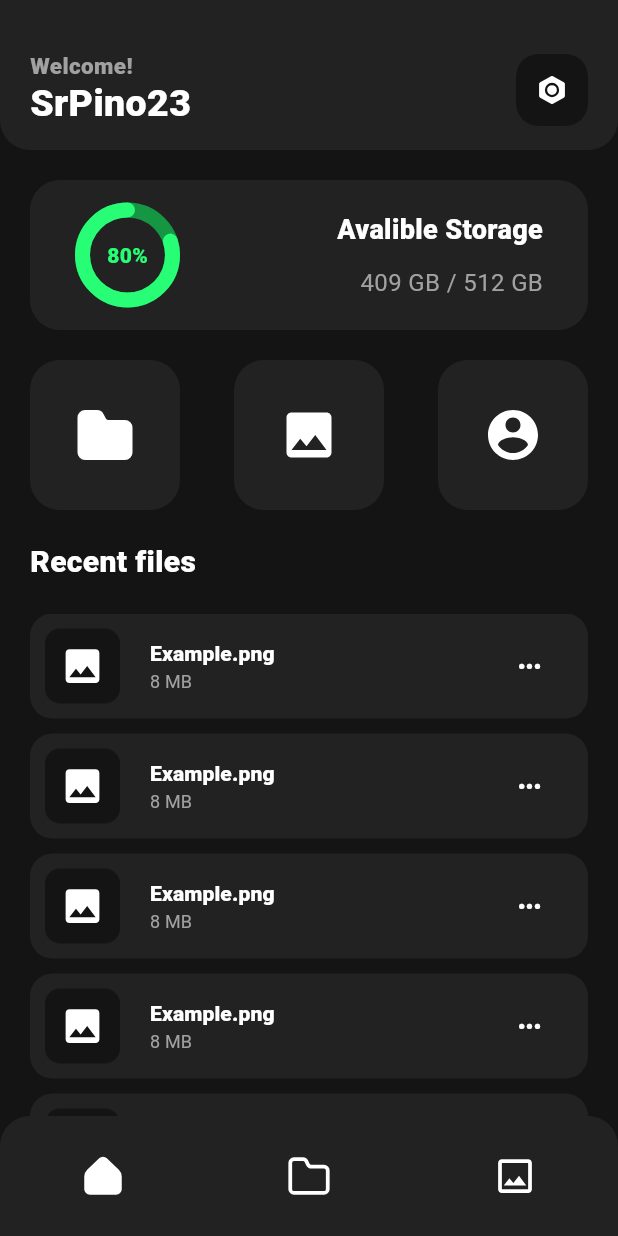
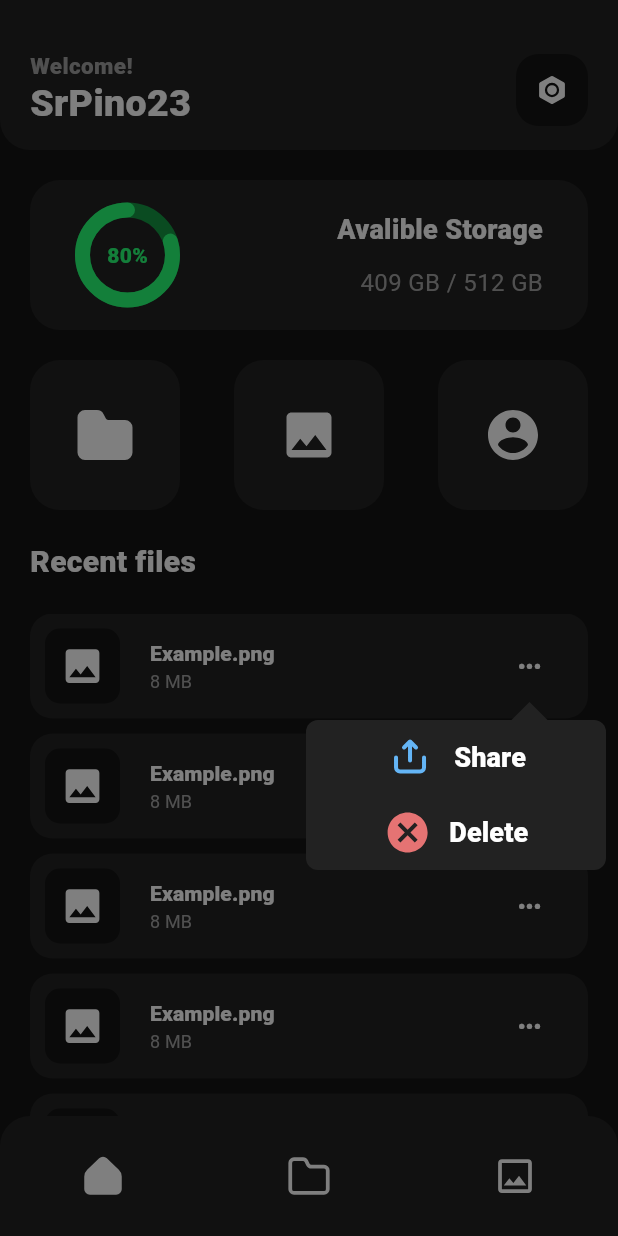
Before and after one commit to srpino23/PinoTech-Cloud-App, a Flutter app: the screen it shows after launch, after a tap on "•••", on a phone screen of 412 x 824 dp. Run offline on Flutter 3.47's test engine with Material 3 defaults, Android fonts, the phone set to English and light mode, and no system bars; our stand-ins replace flutter_svg, popover; project files that could hold a hidden picture were left out.

Commit message:
Cambio de PopUp

```diff
--- a/lib/components/FileItem.dart
+++ b/lib/components/FileItem.dart
@@ -1,5 +1,6 @@
 import 'package:flutter/material.dart';
 import 'package:flutter_svg/flutter_svg.dart';
+import 'package:popover/popover.dart';
 
 class FileItem extends StatelessWidget {
   @override
@@ -75,8 +76,102 @@ class FileItem extends StatelessWidget {
               Container(
                 width: 48,
                 height: 48,
+                child: Builder(
+                  builder: (context) => ElevatedButton(
+                    onPressed: () {
+                      showPopover(
+                        context: context,
+                        backgroundColor: Color(0xFF222222),
+                        direction: PopoverDirection.bottom,
+                        bodyBuilder: (context) => Column(
+                          mainAxisSize: MainAxisSize.min,
+                          children: [
+                            Container(
+                              height: 50,
+                              width: 120,
                               child: ElevatedButton(
                                 onPressed: () {},
+                                style: ElevatedButton.styleFrom(
+                                  backgroundColor: Colors.transparent,
+                                  shadowColor: Colors.transparent,
+                                  padding: EdgeInsets.zero,
+                                  shape: RoundedRectangleBorder(
+                                    borderRadius: BorderRadius.circular(8),
+                                  ),
+                                ),
+                                child: Row(
+                                  mainAxisAlignment:
+                                      MainAxisAlignment.spaceEvenly,
+                                  crossAxisAlignment: CrossAxisAlignment.center,
+                                  children: [
+                                    Container(
+                                      width: 32,
+                                      height: 32,
+                                      child: SvgPicture.asset(
+                                        'assets/share.svg',
+                                        colorFilter: ColorFilter.mode(
+                                          Colors.blue.shade300,
+                                          BlendMode.srcIn,
+                                        ),
+                                      ),
+                                    ),
+                                    Text(
+                                      "Share",
+                                      style: TextStyle(
+                                        color: Colors.white,
+                                        fontSize: 18,
+                                        fontWeight: FontWeight.w900,
+                                      ),
+                                    ),
+                                  ],
+                                ),
+                              ),
+                            ),
+                            Container(
+                              height: 50,
+                              width: 120,
+                              child: ElevatedButton(
+                                onPressed: () {},
+                                style: ElevatedButton.styleFrom(
+                                  backgroundColor: Colors.transparent,
+                                  shadowColor: Colors.transparent,
+                                  padding: EdgeInsets.zero,
+                                  shape: RoundedRectangleBorder(
+                                    borderRadius: BorderRadius.circular(8),
+                                  ),
+                                ),
+                                child: Row(
+                                  mainAxisAlignment:
+                                      MainAxisAlignment.spaceEvenly,
+                                  crossAxisAlignment: CrossAxisAlignment.center,
+                                  children: [
+                                    Container(
+                                      width: 32,
+                                      height: 32,
+                                      child: SvgPicture.asset(
+                                        'assets/remove.svg',
+                                        colorFilter: ColorFilter.mode(
+                                          Colors.red.shade300,
+                                          BlendMode.srcIn,
+                                        ),
+                                      ),
+                                    ),
+                                    Text(
+                                      "Delete",
+                                      style: TextStyle(
+                                        color: Colors.white,
+                                        fontSize: 18,
+                                        fontWeight: FontWeight.w900,
+                                      ),
+                                    ),
+                                  ],
+                                ),
+                              ),
+                            ),
+                          ],
+                        ),
+                      );
+                    },
                     style: ElevatedButton.styleFrom(
                       backgroundColor: Colors.transparent,
                       shadowColor: Colors.transparent,
@@ -94,6 +189,7 @@ class FileItem extends StatelessWidget {
                       ),
                     ),
                   ),
+                ),
               )
             ],
           ),
--- a/lib/components/Navigation.dart
+++ b/lib/components/Navigation.dart
@@ -2,7 +2,7 @@ import 'package:flutter/material.dart';
 import 'package:flutter_svg/flutter_svg.dart';
 
 import 'package:pinotech_cloud/components/header.dart';
-import 'package:pinotech_cloud/screens/LoginScreen.dart';
+import 'package:pinotech_cloud/screens/FolderScreen.dart';
 import 'package:pinotech_cloud/screens/RegisterScreen.dart';
 import 'package:pinotech_cloud/screens/HomeScreen.dart';
 
@@ -16,7 +16,7 @@ class Navigation extends StatefulWidget {
 class _NavigationState extends State<Navigation> {
   final List<Widget> pages = [
     const HomeScreen(),
-    const LoginScreen(),
+    const FolderScreen(),
     const RegisterScreen(),
   ];
 
--- a/pubspec.yaml
+++ b/pubspec.yaml
@@ -36,6 +36,7 @@ dependencies:
   # Use with the CupertinoIcons class for iOS style icons.
   cupertino_icons: ^1.0.6
   flutter_svg: ^2.0.10+1
+  popover: ^0.3.0
 
 dev_dependencies:
   flutter_test:
```
Also changed, not shown: lib/screens/FolderScreen.dart (added, +63 -0 lines), assets/remove.svg (added), assets/share.svg (added), pubspec.lock. Lines whose indentation alone changed are shown as unchanged.
